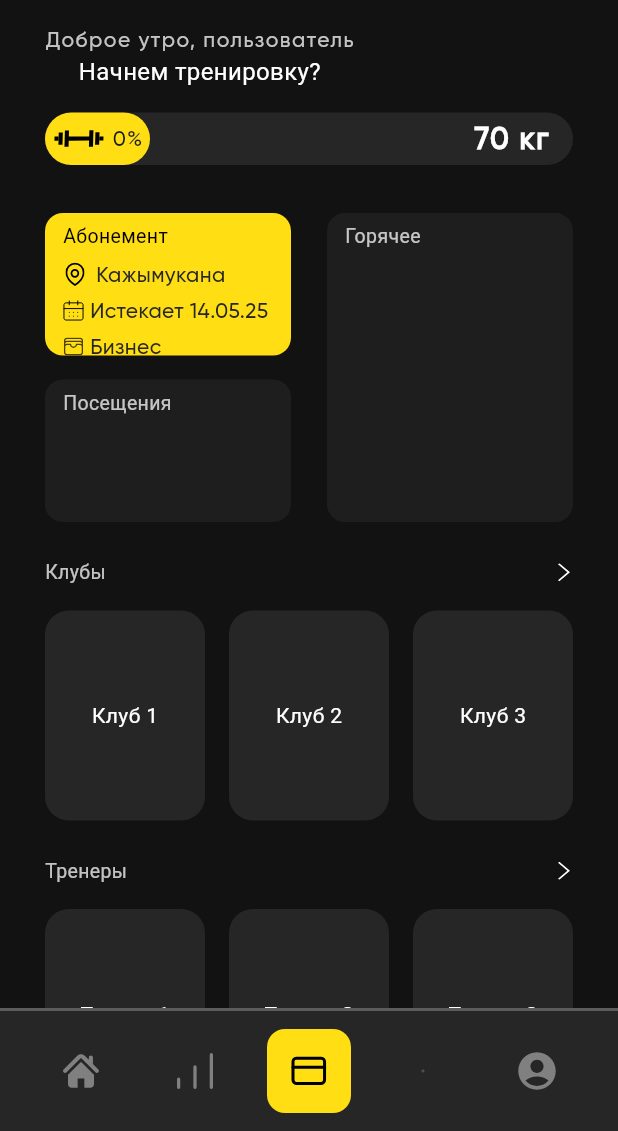
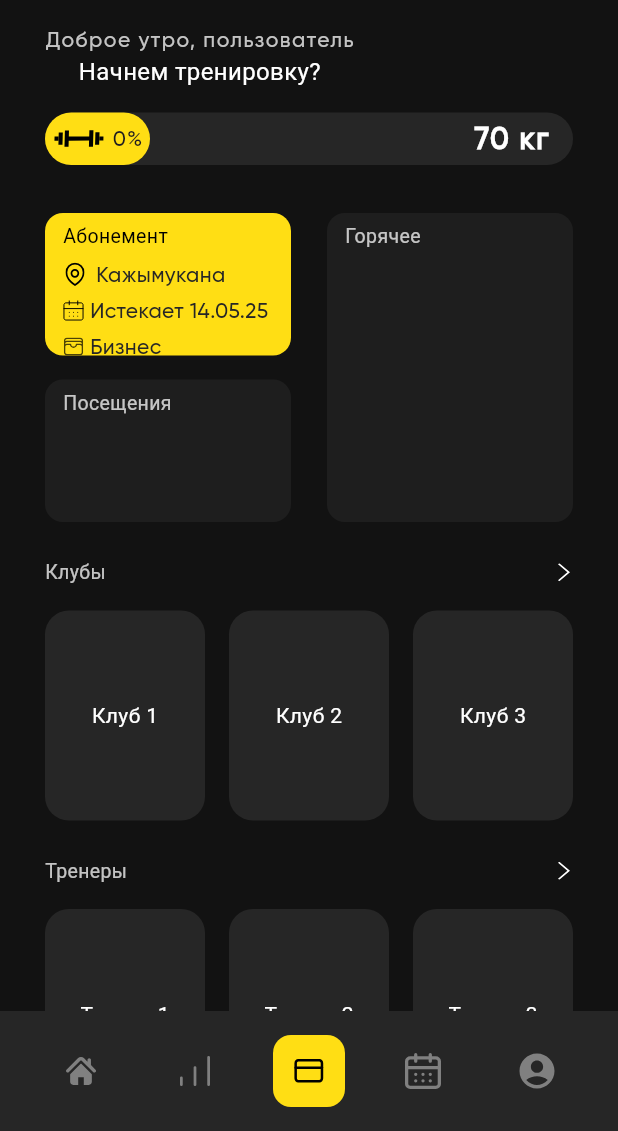
Before and after one commit to alnnui/champion_gym, a Flutter app: the screen it shows after launch, on a phone screen of 412 x 824 dp, the part 105-1236 px from its top. Run offline on Flutter 3.47's test engine with Material 3 defaults, Android fonts, the phone set to English and light mode, and no system bars; our stand-ins replace flutter_dotenv, flutter_secure_storage, flutter_svg, font_awesome_flutter, google_fonts, mask_text_input_formatter.

Commit message:
Уменьшил иконки в футбаре

```diff
--- a/lib/modules/layout.dart
+++ b/lib/modules/layout.dart
@@ -46,19 +46,9 @@ class _Layout extends State<Layout> {
           ),
         )
       ),
-      bottomNavigationBar: Container(
-        decoration: BoxDecoration(
-          border: Border(
-            top: BorderSide(
-              color: Colors.white.withAlpha(80),
-              width: 2.0
-            )
-          )
-        ),
-        child: BottomAppBar(
-          color: AppColors.backgroundComplimentary,
-          child: Footbar(changeScreen: changeScreen,)
-        )
+      bottomNavigationBar: BottomAppBar(
+        color: AppColors.backgroundComplimentary,
+        child: Footbar(changeScreen: changeScreen,)
       ),
       body: SafeArea(
         top: false,
--- a/lib/modules/layout/footbar.dart
+++ b/lib/modules/layout/footbar.dart
@@ -27,8 +27,8 @@ class _Footbar extends State<Footbar> {
             child: Center(
               child: SvgPicture.asset(
                 'lib/assets/icons/home.svg',
-                width: 24,
-                height: 24,
+                width: 20,
+                height: 20,
               ),
             )
           ),
@@ -46,27 +46,26 @@ class _Footbar extends State<Footbar> {
             child: Center(
               child: SvgPicture.asset(
                 'lib/assets/icons/statistic.svg',
-                width: 24,
-                height: 24,
+                width: 20,
+                height: 20,
               ),
             )
           ),
         )),
         Expanded(child: Center(
           child: AnimatedButton(
-            width: 56,
-            height: 56,
+            width: 48,
+            height: 48,
             backgroundColor: AppColors.primary,
             onPressed: () {
               // widget.changeScreen(2);
             },
-            padding: EdgeInsets.symmetric(horizontal: 16, vertical: 16),
             borderRadius: 12,
             child: Center(
               child: SvgPicture.asset(
                 'lib/assets/icons/card.svg',
-                width: 24,
-                height: 24,
+                width: 20,
+                height: 20,
               ),
             )
           ),
@@ -84,7 +83,7 @@ class _Footbar extends State<Footbar> {
             child: Center(
               child: SvgPicture.asset(
                 'lib/assets/icons/workout.svg',
-                width: 2,
+                width: 24,
                 height: 24,
               ),
             )
@@ -103,8 +102,8 @@ class _Footbar extends State<Footbar> {
             child: Center(
               child: SvgPicture.asset(
                 'lib/assets/icons/profile.svg',
-                width: 30,
-                height: 30,
+                width: 28,
+                height: 28,
               ),
             )
           ),
```
